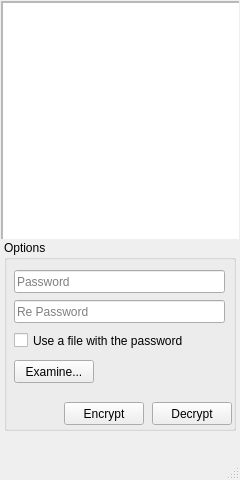
Before: the Qt Designer form gui/main.ui in Darkfoe703/GreenCrypt, drawn with Qt 5.
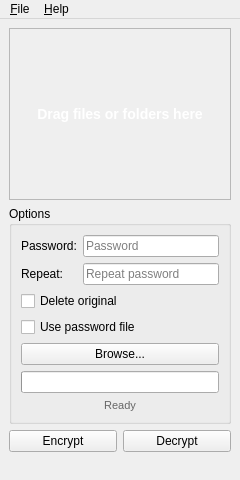
After: the same form once the commit is applied.

```diff
--- a/gui/main.ui
+++ b/gui/main.ui
@@ -29,159 +29,232 @@
    </size>
   </property>
   <property name="windowTitle">
-   <string>BlackCrypt</string>
-  </property>
-  <property name="tabShape">
-   <enum>QTabWidget::Rounded</enum>
+   <string>GreenCrypt</string>
   </property>
   <widget class="QWidget" name="centralwidget">
-   <widget class="QFrame" name="frameDD">
-    <property name="geometry">
-     <rect>
-      <x>1</x>
-      <y>1</y>
-      <width>238</width>
-      <height>238</height>
-     </rect>
-    </property>
-    <property name="frameShape">
-     <enum>QFrame::StyledPanel</enum>
-    </property>
-    <property name="frameShadow">
-     <enum>QFrame::Raised</enum>
-    </property>
-    <widget class="QListWidget" name="listFiles">
-     <property name="geometry">
-      <rect>
-       <x>1</x>
-       <y>1</y>
-       <width>238</width>
-       <height>238</height>
-      </rect>
-     </property>
-    </widget>
-   </widget>
-   <widget class="QGroupBox" name="groupBox">
-    <property name="geometry">
-     <rect>
-      <x>4</x>
-      <y>240</y>
-      <width>232</width>
-      <height>191</height>
-     </rect>
-    </property>
-    <property name="title">
-     <string>Options</string>
-    </property>
-    <property name="flat">
-     <bool>false</bool>
-    </property>
-    <property name="checkable">
-     <bool>false</bool>
-    </property>
-    <widget class="QLineEdit" name="txtPwd1">
-     <property name="geometry">
-      <rect>
-       <x>10</x>
-       <y>30</y>
-       <width>211</width>
-       <height>23</height>
-      </rect>
-     </property>
-     <property name="inputMask">
-      <string notr="true"/>
-     </property>
-     <property name="text">
-      <string notr="true"/>
-     </property>
-     <property name="echoMode">
-      <enum>QLineEdit::Password</enum>
-     </property>
-     <property name="placeholderText">
-      <string>Password</string>
-     </property>
-     <property name="clearButtonEnabled">
-      <bool>true</bool>
-     </property>
-    </widget>
-    <widget class="QPushButton" name="btnDecrypt">
-     <property name="geometry">
-      <rect>
-       <x>148</x>
-       <y>162</y>
-       <width>80</width>
-       <height>23</height>
-      </rect>
-     </property>
-     <property name="text">
-      <string>Decrypt</string>
-     </property>
-    </widget>
-    <widget class="QPushButton" name="btnEncrypt">
-     <property name="geometry">
-      <rect>
-       <x>60</x>
-       <y>162</y>
-       <width>80</width>
-       <height>23</height>
-      </rect>
-     </property>
-     <property name="text">
-      <string>Encrypt</string>
-     </property>
-    </widget>
-    <widget class="QLineEdit" name="txtPwd2">
-     <property name="geometry">
-      <rect>
-       <x>10</x>
-       <y>60</y>
-       <width>211</width>
-       <height>23</height>
-      </rect>
-     </property>
-     <property name="inputMask">
-      <string notr="true"/>
-     </property>
-     <property name="text">
-      <string notr="true"/>
-     </property>
-     <property name="echoMode">
-      <enum>QLineEdit::Password</enum>
-     </property>
-     <property name="placeholderText">
-      <string>Re Password</string>
-     </property>
-     <property name="clearButtonEnabled">
-      <bool>true</bool>
-     </property>
-    </widget>
-    <widget class="QCheckBox" name="chkBoxFile">
-     <property name="geometry">
-      <rect>
-       <x>10</x>
-       <y>90</y>
-       <width>201</width>
-       <height>21</height>
-      </rect>
-     </property>
-     <property name="text">
-      <string>Use a file with the password</string>
-     </property>
-    </widget>
-    <widget class="QPushButton" name="btnExam">
-     <property name="geometry">
-      <rect>
-       <x>10</x>
-       <y>120</y>
-       <width>80</width>
-       <height>23</height>
-      </rect>
-     </property>
-     <property name="text">
-      <string>Examine...</string>
-     </property>
-    </widget>
-   </widget>
+   <layout class="QVBoxLayout" name="mainLayout">
+    <item>
+     <widget class="QFrame" name="dropFrame">
+      <property name="minimumSize">
+       <size>
+        <width>0</width>
+        <height>150</height>
+       </size>
+      </property>
+      <property name="acceptDrops">
+       <bool>true</bool>
+      </property>
+      <property name="frameShape">
+       <enum>QFrame::Shape::StyledPanel</enum>
+      </property>
+      <property name="frameShadow">
+       <enum>QFrame::Shadow::Sunken</enum>
+      </property>
+      <property name="lineWidth">
+       <number>2</number>
+      </property>
+      <property name="midLineWidth">
+       <number>0</number>
+      </property>
+      <layout class="QVBoxLayout" name="dropLayout">
+       <property name="spacing">
+        <number>0</number>
+       </property>
+       <property name="leftMargin">
+        <number>0</number>
+       </property>
+       <property name="topMargin">
+        <number>0</number>
+       </property>
+       <property name="rightMargin">
+        <number>0</number>
+       </property>
+       <property name="bottomMargin">
+        <number>0</number>
+       </property>
+       <item>
+        <widget class="QLabel" name="lblLogo">
+         <property name="minimumSize">
+          <size>
+           <width>0</width>
+           <height>150</height>
+          </size>
+         </property>
+         <property name="text">
+          <string/>
+         </property>
+         <property name="scaledContents">
+          <bool>true</bool>
+         </property>
+         <property name="alignment">
+          <set>Qt::AlignmentFlag::AlignCenter</set>
+         </property>
+         <layout class="QVBoxLayout" name="logoLayout">
+          <property name="spacing">
+           <number>0</number>
+          </property>
+          <property name="leftMargin">
+           <number>0</number>
+          </property>
+          <property name="topMargin">
+           <number>0</number>
+          </property>
+          <property name="rightMargin">
+           <number>0</number>
+          </property>
+          <property name="bottomMargin">
+           <number>0</number>
+          </property>
+          <item>
+           <widget class="QLabel" name="lblDropHint">
+            <property name="styleSheet">
+             <string notr="true">color: #ffffff; font-size: 14px; font-weight: bold;</string>
+            </property>
+            <property name="text">
+             <string>Drag files or folders here</string>
+            </property>
+            <property name="alignment">
+             <set>Qt::AlignmentFlag::AlignCenter</set>
+            </property>
+            <property name="wordWrap">
+             <bool>true</bool>
+            </property>
+           </widget>
+          </item>
+         </layout>
+        </widget>
+       </item>
+      </layout>
+     </widget>
+    </item>
+    <item>
+     <widget class="QGroupBox" name="grpOptions">
+      <property name="title">
+       <string>Options</string>
+      </property>
+      <layout class="QVBoxLayout" name="optionsLayout">
+       <item>
+        <layout class="QFormLayout" name="formLayout">
+         <item row="0" column="0">
+          <widget class="QLabel" name="labelPwd1">
+           <property name="text">
+            <string>Password:</string>
+           </property>
+          </widget>
+         </item>
+         <item row="0" column="1">
+          <widget class="QLineEdit" name="txtPwd1">
+           <property name="echoMode">
+            <enum>QLineEdit::EchoMode::Password</enum>
+           </property>
+           <property name="placeholderText">
+            <string>Password</string>
+           </property>
+           <property name="clearButtonEnabled">
+            <bool>true</bool>
+           </property>
+          </widget>
+         </item>
+         <item row="1" column="0">
+          <widget class="QLabel" name="labelPwd2">
+           <property name="text">
+            <string>Repeat:</string>
+           </property>
+          </widget>
+         </item>
+         <item row="1" column="1">
+          <widget class="QLineEdit" name="txtPwd2">
+           <property name="echoMode">
+            <enum>QLineEdit::EchoMode::Password</enum>
+           </property>
+           <property name="placeholderText">
+            <string>Repeat password</string>
+           </property>
+           <property name="clearButtonEnabled">
+            <bool>true</bool>
+           </property>
+          </widget>
+         </item>
+        </layout>
+       </item>
+       <item>
+        <widget class="QCheckBox" name="chkDeleteOriginal">
+         <property name="text">
+          <string>Delete original</string>
+         </property>
+        </widget>
+       </item>
+       <item>
+        <widget class="QCheckBox" name="chkUsePasswordFile">
+         <property name="text">
+          <string>Use password file</string>
+         </property>
+        </widget>
+       </item>
+       <item>
+        <widget class="QPushButton" name="btnBrowse">
+         <property name="text">
+          <string>Browse...</string>
+         </property>
+        </widget>
+       </item>
+       <item>
+        <widget class="QProgressBar" name="progressBar">
+         <property name="visible">
+          <bool>false</bool>
+         </property>
+         <property name="textVisible">
+          <bool>true</bool>
+         </property>
+        </widget>
+       </item>
+       <item>
+        <widget class="QLabel" name="lblStatus">
+         <property name="styleSheet">
+          <string notr="true">color: #666; font-size: 11px;</string>
+         </property>
+         <property name="text">
+          <string>Ready</string>
+         </property>
+         <property name="alignment">
+          <set>Qt::AlignmentFlag::AlignCenter</set>
+         </property>
+        </widget>
+       </item>
+      </layout>
+     </widget>
+    </item>
+    <item>
+     <layout class="QHBoxLayout" name="buttonLayout">
+      <item>
+       <widget class="QPushButton" name="btnEncrypt">
+        <property name="sizePolicy">
+         <sizepolicy hsizetype="Expanding" vsizetype="Fixed">
+          <horstretch>0</horstretch>
+          <verstretch>0</verstretch>
+         </sizepolicy>
+        </property>
+        <property name="text">
+         <string>Encrypt</string>
+        </property>
+       </widget>
+      </item>
+      <item>
+       <widget class="QPushButton" name="btnDecrypt">
+        <property name="sizePolicy">
+         <sizepolicy hsizetype="Expanding" vsizetype="Fixed">
+          <horstretch>0</horstretch>
+          <verstretch>0</verstretch>
+         </sizepolicy>
+        </property>
+        <property name="text">
+         <string>Decrypt</string>
+        </property>
+       </widget>
+      </item>
+     </layout>
+    </item>
+   </layout>
   </widget>
   <widget class="QMenuBar" name="menubar">
    <property name="geometry">
@@ -189,11 +262,61 @@
      <x>0</x>
      <y>0</y>
      <width>240</width>
-     <height>20</height>
+     <height>23</height>
     </rect>
    </property>
+   <widget class="QMenu" name="menuFile">
+    <property name="title">
+     <string>&amp;File</string>
+    </property>
+    <addaction name="actionOpenFiles"/>
+    <addaction name="actionOpenFolder"/>
+    <addaction name="separator"/>
+    <addaction name="actionExit"/>
+   </widget>
+   <widget class="QMenu" name="menuHelp">
+    <property name="title">
+     <string>&amp;Help</string>
+    </property>
+    <addaction name="actionAbout"/>
+   </widget>
+   <addaction name="menuFile"/>
+   <addaction name="menuHelp"/>
   </widget>
-  <widget class="QStatusBar" name="statusbar"/>
+  <widget class="QStatusBar" name="statusbar">
+   <property name="sizeGripEnabled">
+    <bool>false</bool>
+   </property>
+  </widget>
+  <action name="actionOpenFiles">
+   <property name="text">
+    <string>Open files...</string>
+   </property>
+   <property name="shortcut">
+    <string>Ctrl+O</string>
+   </property>
+  </action>
+  <action name="actionOpenFolder">
+   <property name="text">
+    <string>Open folder...</string>
+   </property>
+   <property name="shortcut">
+    <string>Ctrl+Shift+O</string>
+   </property>
+  </action>
+  <action name="actionExit">
+   <property name="text">
+    <string>Exit</string>
+   </property>
+   <property name="shortcut">
+    <string>Ctrl+Q</string>
+   </property>
+  </action>
+  <action name="actionAbout">
+   <property name="text">
+    <string>About GreenCrypt...</string>
+   </property>
+  </action>
  </widget>
  <resources/>
  <connections/>
```
Left out of the diff: 2 changed lines with no effect on the pictures.
